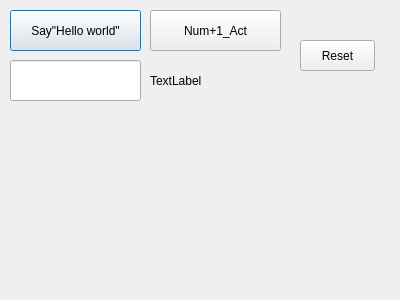
Above: LogicInterface.ui from TianweiHUANG/untitled before the change. Below: the same form after it.
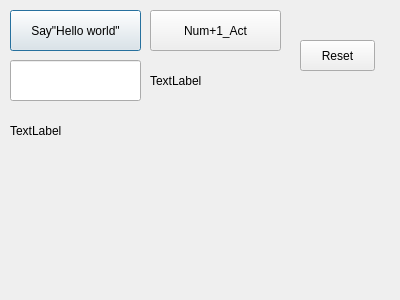
That is the form after the change.

```diff
--- a/LogicInterface.ui
+++ b/LogicInterface.ui
@@ -75,6 +75,19 @@
     <string>TextLabel</string>
    </property>
   </widget>
+  <widget class="QLabel" name="label_2">
+   <property name="geometry">
+    <rect>
+     <x>10</x>
+     <y>110</y>
+     <width>131</width>
+     <height>41</height>
+    </rect>
+   </property>
+   <property name="text">
+    <string>TextLabel</string>
+   </property>
+  </widget>
  </widget>
  <resources/>
  <connections/>
```
